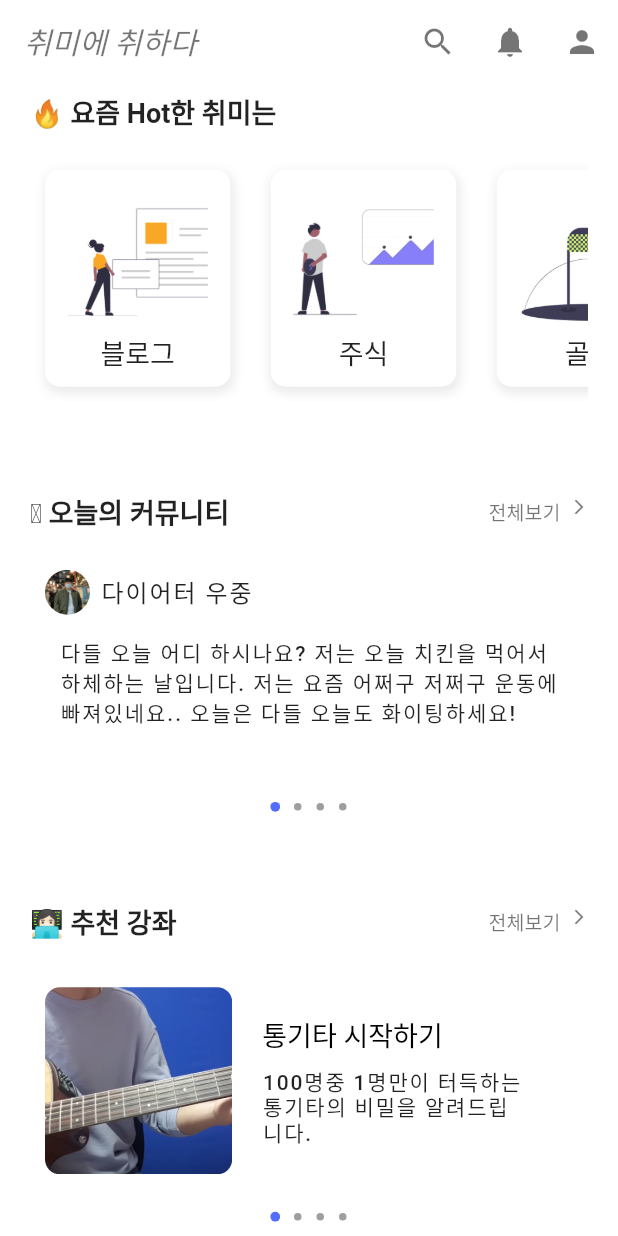
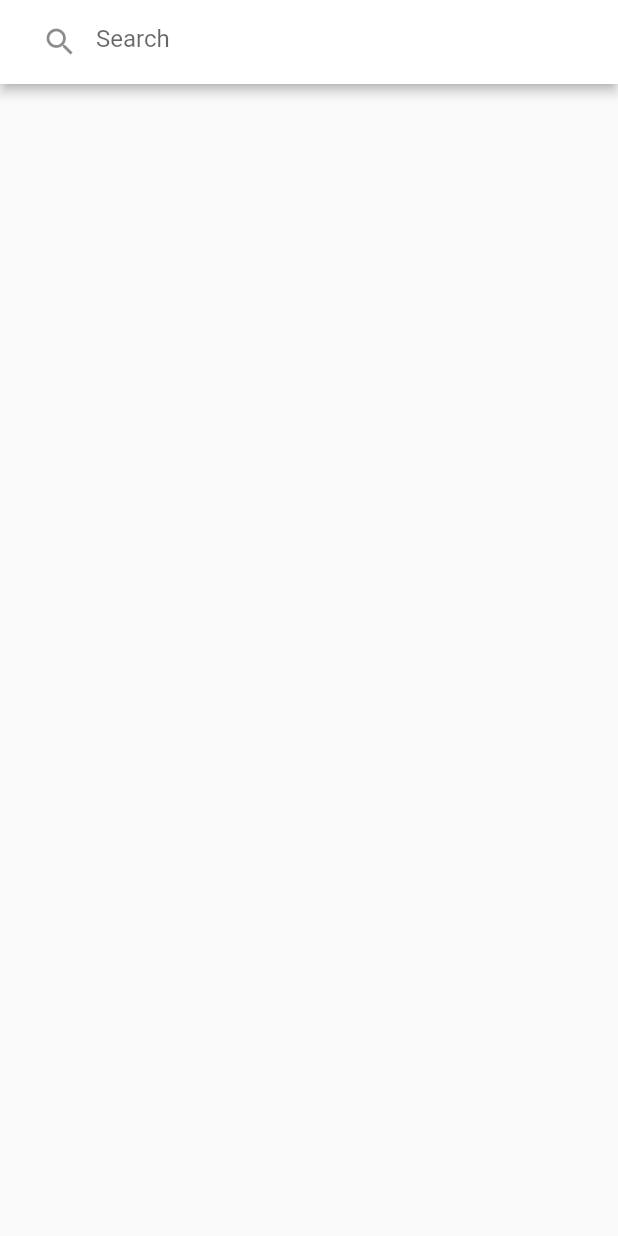
Before and after one commit to PoomAt-E/hobby-mate, a Flutter app: the HomeScreen screen opened directly, scrolled down 35 dp, after a tap on the "search" icon, on a phone screen of 412 x 824 dp. Run offline on Flutter 3.47's test engine with Material 2 defaults, Android fonts, the phone set to English and light mode, and no system bars; drawn by our look-alikes of smooth_page_indicator; our stand-ins replace chat_bubbles, chewie, cloud_firestore, dio, file_picker, firebase_core and 6 more; accounts and stored records are empty.

Commit message:
feat: 검색화면 추가

```diff
--- a/lib/screen/main/home_screen.dart
+++ b/lib/screen/main/home_screen.dart
@@ -5,6 +5,7 @@ import 'package:hobby_mate/screen/class/class_list_%20screen.dart';
 import 'package:hobby_mate/screen/community/community_screen.dart';
 import 'package:hobby_mate/screen/main/bottom_nav.dart';
 import 'package:hobby_mate/screen/main/profile_screen.dart';
+import 'package:hobby_mate/screen/main/search_screen.dart';
 import 'package:hobby_mate/service/auth_service.dart';
 import 'package:hobby_mate/style/style.dart';
 import 'package:hobby_mate/service/community_service.dart';
@@ -62,7 +63,12 @@ class HomeScreenState extends ConsumerState<HomeScreen> {
         actions: [
           IconButton(
             icon: const Icon(Icons.search, color: Colors.black54),
-            onPressed: () {},
+            onPressed: () {
+              Navigator.push(
+                  context,
+                  MaterialPageRoute(
+                      builder: (context) => const SearchScreen()));
+            },
           ),
           IconButton(
             icon: const Icon(Icons.notifications, color: Colors.black54),
--- /dev/null
+++ b/lib/screen/main/search_screen.dart
@@ -0,0 +1,109 @@
+import 'package:flutter/material.dart';
+import 'package:flutter_riverpod/flutter_riverpod.dart';
+import 'package:hobby_mate/service/search_service.dart';
+import 'package:hobby_mate/style/style.dart';
+
+final searchTextProvider = StateProvider<String>((ref) => '');
+
+final searchedListProvider = FutureProvider<List<String>>((ref) async {
+  final text = ref.watch(searchTextProvider);
+  if (text.isEmpty) {
+    return [];
+  } else {
+    return SearchService().search(text);
+  }
+});
+
+class SearchScreen extends ConsumerStatefulWidget {
+  const SearchScreen({super.key});
+
+  @override
+  SearchScreenState createState() => SearchScreenState();
+}
+
+class SearchScreenState extends ConsumerState<SearchScreen> {
+  final TextEditingController _controller = TextEditingController();
+  @override
+  Widget build(BuildContext context) {
+    final data = ref.watch(searchedListProvider);
+    return Scaffold(
+        appBar: AppBar(
+          elevation: 3,
+          backgroundColor: Colors.white,
+          leadingWidth: 0,
+          title: TextField(
+            controller: _controller,
+            onChanged: (text) {
+              ref.read(searchTextProvider.notifier).state = text;
+            },
+            decoration: const InputDecoration(
+                border: InputBorder.none,
+                hintText: 'Search',
+                prefixIcon: Icon(Icons.search)),
+          ),
+          actions: [
+            IconButton(
+              onPressed: () {
+                _controller.clear();
+                ref.read(searchTextProvider.notifier).state = '';
+              },
+              icon: const Icon(Icons.clear),
+            )
+          ],
+        ),
+        body: data.when(
+          data: (data) => SearchListWidget(list: data),
+          loading: () => const Center(
+            child: CircularProgressIndicator(),
+          ),
+          error: (e, s) => const Center(
+            child: Text('Error'),
+          ),
+        ));
+  }
+}
+
+class SearchListWidget extends ConsumerWidget {
+  const SearchListWidget({super.key, required this.list});
+
+  final List<String> list;
+
+  @override
+  Widget build(BuildContext context, WidgetRef ref) {
+    final title = ref.watch(searchTextProvider);
+
+    Widget searchText(String searchedText) {
+      List<String> splitText = searchedText.split(title);
+
+      final List<TextSpan> children = [];
+      for (int i = 0; i < splitText.length; i++) {
+        children.add(TextSpan(
+            text: splitText[i], style: TextStyles.classWeekTitleTextStyle));
+        if (i != splitText.length - 1) {
+          children.add(TextSpan(
+            text: title,
+            style: TextStyles.appbarIconTextStyle,
+          ));
+        }
+      }
+      return Text.rich(TextSpan(children: children),
+          textAlign: TextAlign.start);
+    }
+
+    return ListView.builder(
+      itemCount: list.length,
+      itemBuilder: (context, index) {
+        return Container(
+          margin: EdgeInsets.symmetric(
+            horizontal: 20,
+          ),
+          padding: EdgeInsets.symmetric(vertical: 15),
+          child: searchText(list[index]),
+          decoration: BoxDecoration(
+              border:
+                  Border(bottom: BorderSide(color: Colors.black12, width: 1))),
+        );
+      },
+    );
+  }
+}
```
Also changed, not shown: lib/service/search_service.dart (added, +34 -0 lines), 1 other file.
